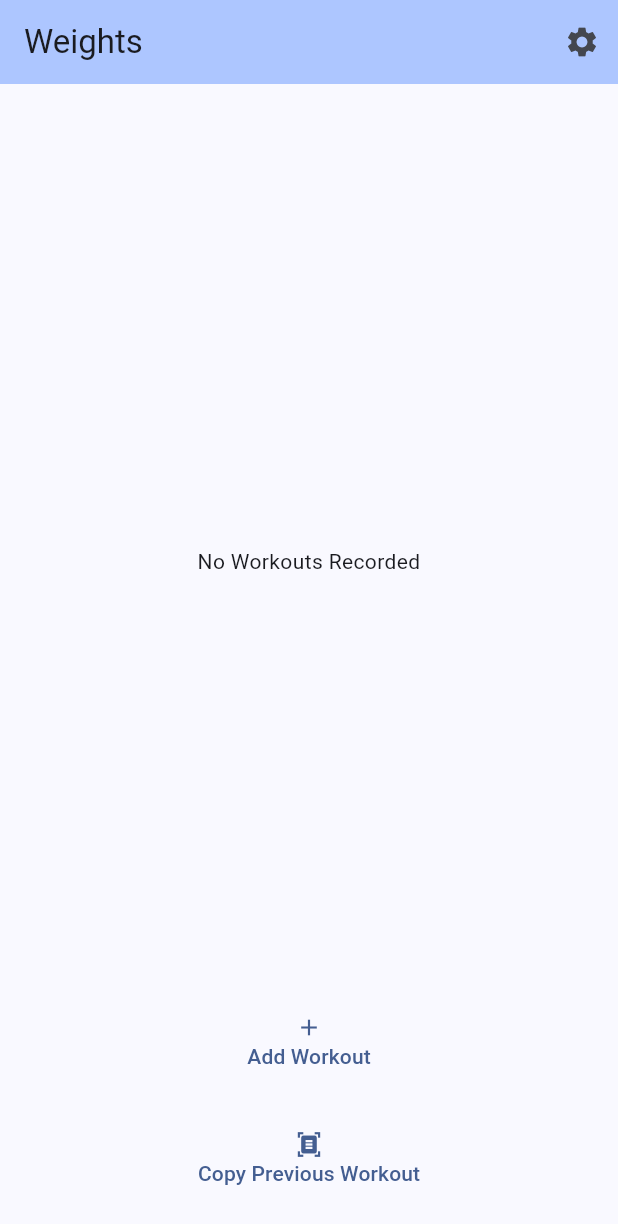
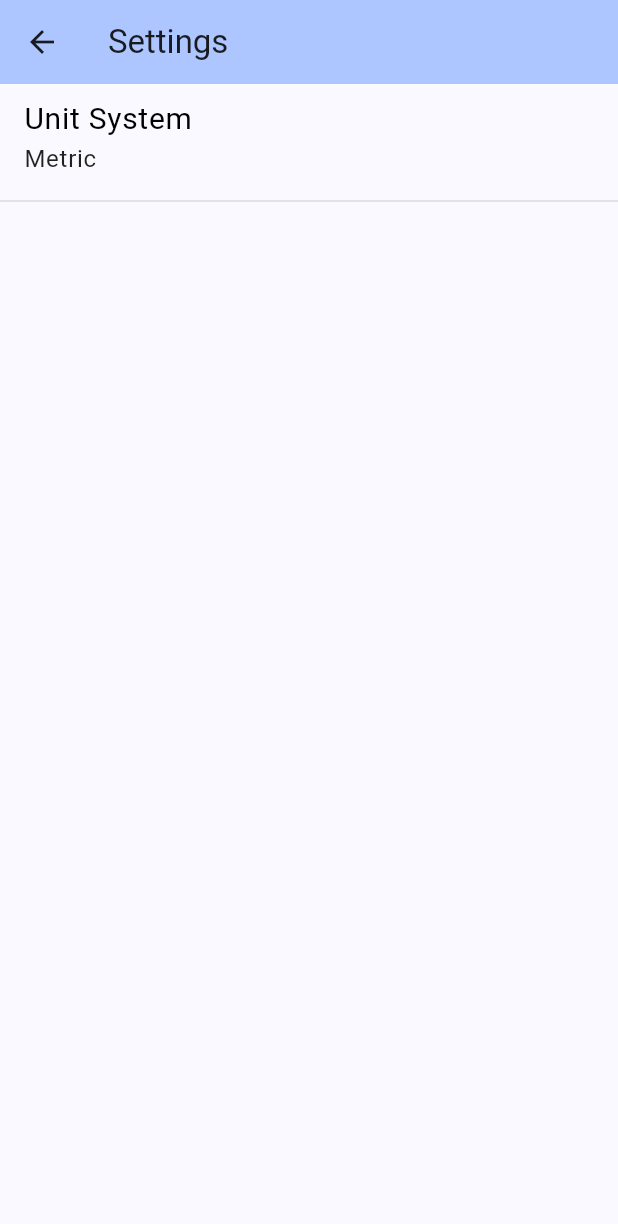
Before and after one commit to pokailin/weights, a Flutter app: the screen it shows after launch, after a tap on the "settings" icon, on a phone screen of 412 x 824 dp. Shown: the top 1224 px of the screen. Run offline on Flutter 3.47's test engine with Material 2 defaults, Android fonts, the phone set to English and light mode, and no system bars; our stand-ins replace bloc, flutter_bloc, freezed_annotation, go_router.

Commit message:
settings change unit

```diff
--- a/lib/app.dart
+++ b/lib/app.dart
@@ -1,5 +1,7 @@
 import 'package:flutter/material.dart';
+import 'package:flutter_bloc/flutter_bloc.dart';
 
+import 'src/features/settings/application/settings_bloc/settings_bloc.dart';
 import 'src/routes/router.dart';
 
 class WeightsApp extends StatelessWidget {
@@ -7,12 +9,15 @@ class WeightsApp extends StatelessWidget {
 
   @override
   Widget build(BuildContext context) {
-    return MaterialApp.router(
-      routerConfig: router,
-      title: 'Weights',
-      theme: ThemeData(
-        colorScheme: ColorScheme.fromSeed(seedColor: Colors.blueAccent),
-        useMaterial3: true,
+    return BlocProvider(
+      create: (context) => SettingsBloc(),
+      child: MaterialApp.router(
+        routerConfig: router,
+        title: 'Weights',
+        theme: ThemeData(
+          colorScheme: ColorScheme.fromSeed(seedColor: Colors.blueAccent),
+          useMaterial3: true,
+        ),
       ),
     );
   }
--- a/lib/src/features/home/presentation/home_screen.dart
+++ b/lib/src/features/home/presentation/home_screen.dart
@@ -11,7 +11,9 @@ class HomeScreen extends StatelessWidget {
         title: const Text('Weights'),
         backgroundColor: Theme.of(context).colorScheme.inversePrimary,
         actions: [
-          IconButton(onPressed: () => {}, icon: const Icon(Icons.settings))
+          IconButton(
+              onPressed: () => context.go('/settings'),
+              icon: const Icon(Icons.settings))
         ],
       ),
       body: Padding(
--- /dev/null
+++ b/lib/src/features/settings/presentation/settings.dart
@@ -0,0 +1,82 @@
+import 'package:flutter/material.dart';
+import 'package:flutter_bloc/flutter_bloc.dart';
+import 'package:go_router/go_router.dart';
+
+import '../application/settings_bloc/settings_bloc.dart';
+
+class Settings extends StatelessWidget {
+  const Settings({super.key});
+
+  @override
+  Widget build(BuildContext context) {
+    return Scaffold(
+      appBar: AppBar(
+        title: const Text('Settings'),
+        backgroundColor: Theme.of(context).colorScheme.inversePrimary,
+      ),
+      body: ListView(
+        children: [
+          ListTile(
+            title: Column(
+              crossAxisAlignment: CrossAxisAlignment.start,
+              children: [
+                const Text(
+                  'Unit System',
+                  style: TextStyle(color: Colors.black, fontSize: 20),
+                ),
+                BlocBuilder<SettingsBloc, SettingsState>(
+                  builder: (context, state) {
+                    return Text(
+                      state.unit == MeasurementUnit.metric
+                          ? 'Metric'
+                          : 'Imperial',
+                      style: const TextStyle(color: Colors.black87),
+                    );
+                  },
+                ),
+              ],
+            ),
+            onTap: () => {
+              showModalBottomSheet(
+                context: context,
+                builder: (context) => Column(
+                  crossAxisAlignment: CrossAxisAlignment.stretch,
+                  children: [
+                    TextButton(
+                      onPressed: () {
+                        context.read<SettingsBloc>().add(
+                              const SettingsEvent.unitChanged(
+                                MeasurementUnit.metric,
+                              ),
+                            );
+                        context.pop();
+                      },
+                      child: const Text('Metric'),
+                    ),
+                    const Divider(
+                      color: Colors.black12,
+                    ),
+                    TextButton(
+                      onPressed: () {
+                        context.read<SettingsBloc>().add(
+                              const SettingsEvent.unitChanged(
+                                MeasurementUnit.imperial,
+                              ),
+                            );
+                        context.pop();
+                      },
+                      child: const Text('Imperial'),
+                    ),
+                  ],
+                ),
+              )
+            },
+          ),
+          const Divider(
+            color: Colors.black12,
+          )
+        ],
+      ),
+    );
+  }
+}
--- a/lib/src/routes/router.dart
+++ b/lib/src/routes/router.dart
@@ -1,8 +1,9 @@
 import 'package:flutter/widgets.dart';
 import 'package:go_router/go_router.dart';
-import 'package:weights/src/features/workouts/presentation/workouts.dart';
 
 import '../features/home/presentation/home_screen.dart';
+import '../features/settings/presentation/settings.dart';
+import '../features/workouts/presentation/workouts.dart';
 
 final GoRouter router = GoRouter(
   routes: <RouteBase>[
@@ -16,6 +17,10 @@ final GoRouter router = GoRouter(
           path: 'workouts',
           builder: (context, state) => const Workouts(),
         ),
+        GoRoute(
+          path: 'settings',
+          builder: (context, state) => const Settings(),
+        ),
       ],
     ),
   ],
```
